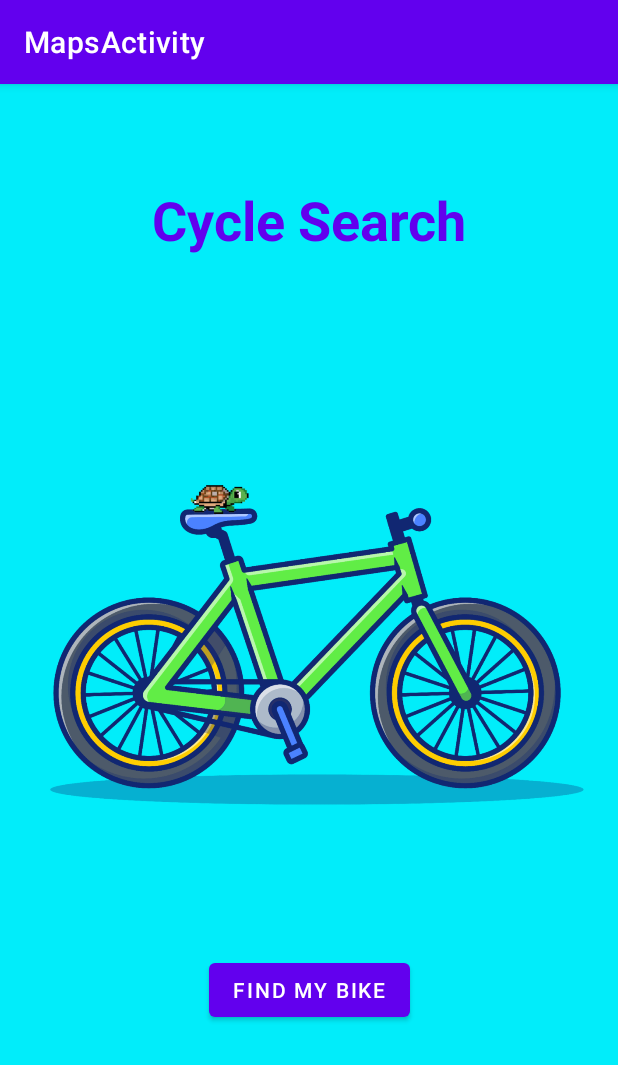
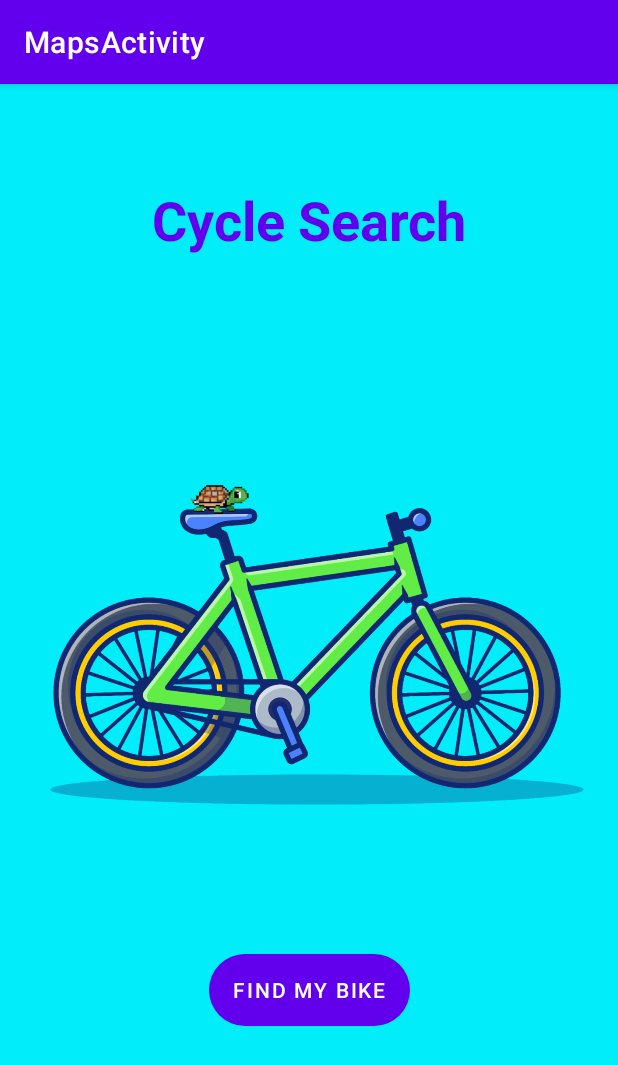
Before and after one commit to MrMoussie/CycleSearch, an Android app: the screen it shows after launch (MapsActivity), on a phone screen of 412 x 824 dp. Shown: the top 1065 px of the screen. Run offline under Robolectric (Android 15) with nearby library versions, the phone set to English and light mode, and no system bars; our stand-ins replace navigation-ui; libraries missing offline, so code that uses them is left out: com.karumi.dexter, com.opencsv; 1 statement that could not run was skipped.

Commit message:
Corner radius XML for buttons

```diff
--- a/app/src/main/res/layout/activity_main.xml
+++ b/app/src/main/res/layout/activity_main.xml
@@ -18,7 +18,7 @@
         layout="@layout/content_main" />
 
     <include
-        android:id="@+id/include"
+        android:id="@+id/include2"
         android:visibility="gone"
         layout="@layout/fragment_weka" />
 
@@ -27,7 +27,7 @@
         android:id="@+id/ConstraintLayout"
         android:layout_width="wrap_content"
         android:layout_height="wrap_content"
-        android:background="#eacc53"
+        android:background="@color/background_blue"
         android:visibility="gone">
 
         <com.google.android.gms.maps.MapView
@@ -56,7 +56,8 @@
             app:layout_constraintHorizontal_bias="0.333"
             app:layout_constraintStart_toStartOf="parent"
             app:layout_constraintTop_toTopOf="parent"
-            app:layout_constraintVertical_bias="1.0" />
+            app:layout_constraintVertical_bias="1.0"
+            android:background="@drawable/corner_radius"/>
 
         <Button
             android:id="@+id/button_second"
@@ -70,7 +71,8 @@
             app:layout_constraintBottom_toBottomOf="parent"
             app:layout_constraintEnd_toEndOf="parent"
             app:layout_constraintStart_toStartOf="parent"
-            app:layout_constraintTop_toTopOf="parent" />
+            app:layout_constraintTop_toTopOf="parent"
+            android:background="@drawable/corner_radius"/>
 
         <Button
             android:id="@+id/button_reset"
@@ -84,7 +86,8 @@
             app:layout_constraintBottom_toBottomOf="parent"
             app:layout_constraintEnd_toEndOf="parent"
             app:layout_constraintStart_toStartOf="parent"
-            app:layout_constraintTop_toTopOf="parent" />
+            app:layout_constraintTop_toTopOf="parent"
+            android:background="@drawable/corner_radius"/>
 
         <Button
             android:id="@+id/button_stop"
@@ -99,7 +102,8 @@
             app:layout_constraintBottom_toBottomOf="parent"
             app:layout_constraintEnd_toEndOf="parent"
             app:layout_constraintStart_toStartOf="parent"
-            app:layout_constraintTop_toTopOf="parent" />
+            app:layout_constraintTop_toTopOf="parent"
+            android:background="@drawable/corner_radius"/>
 
         <RadioGroup
             android:id="@+id/radioGroup"
--- a/app/src/main/res/layout/fragment_first.xml
+++ b/app/src/main/res/layout/fragment_first.xml
@@ -20,7 +20,8 @@
         app:layout_constraintEnd_toEndOf="parent"
         app:layout_constraintStart_toStartOf="parent"
         app:layout_constraintTop_toTopOf="parent"
-        app:layout_constraintVertical_bias="0.806" />
+        app:layout_constraintVertical_bias="0.806"
+        android:background="@drawable/corner_radius"/>
 
     <ImageView
         android:id="@+id/imageView8"
```
